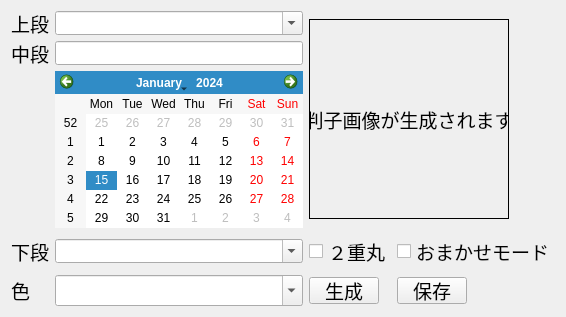
First picture: the form in mksig/signature_widget.ui, repository oya3/ruby_tools, before the edit.
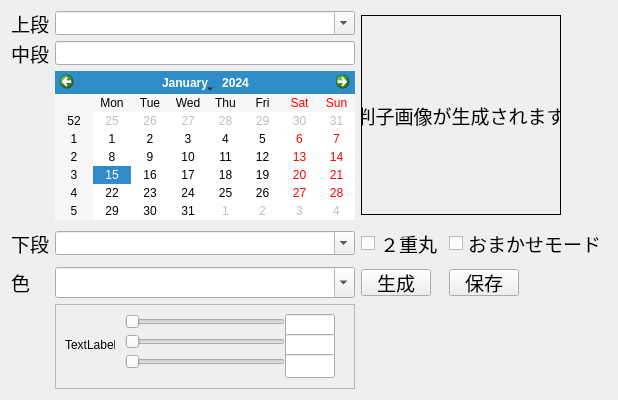
Second picture: the form after the edit.

Commit message: カラーバーを表示できるよう修正 中止ボタン対応（バグ修正）

What changed in the file:
```diff
--- a/mksig/signature_widget.ui
+++ b/mksig/signature_widget.ui
@@ -6,15 +6,15 @@
    <rect>
     <x>0</x>
     <y>0</y>
-    <width>525</width>
-    <height>317</height>
+    <width>579</width>
+    <height>366</height>
    </rect>
   </property>
   <property name="windowTitle">
    <string>Form</string>
   </property>
   <layout class="QGridLayout" name="gridLayout">
-   <item row="11" column="2">
+   <item row="13" column="2">
     <widget class="QComboBox" name="comboBox_color">
      <property name="font">
       <font>
@@ -36,7 +36,7 @@
      </property>
     </widget>
    </item>
-   <item row="11" column="5">
+   <item row="13" column="5">
     <widget class="QPushButton" name="pushButton_save">
      <property name="maximumSize">
       <size>
@@ -54,7 +54,7 @@
      </property>
     </widget>
    </item>
-   <item row="11" column="4">
+   <item row="13" column="4">
     <widget class="QPushButton" name="pushButton_create">
      <property name="maximumSize">
       <size>
@@ -72,7 +72,7 @@
      </property>
     </widget>
    </item>
-   <item row="3" column="2">
+   <item row="4" column="2">
     <widget class="QComboBox" name="comboBox_btm">
      <property name="maximumSize">
       <size>
@@ -90,7 +90,7 @@
      </property>
     </widget>
    </item>
-   <item row="3" column="0">
+   <item row="4" column="0">
     <widget class="QLabel" name="label_2">
      <property name="maximumSize">
       <size>
@@ -108,7 +108,7 @@
      </property>
     </widget>
    </item>
-   <item row="3" column="5">
+   <item row="4" column="5">
     <widget class="QCheckBox" name="checkBox_special">
      <property name="font">
       <font>
@@ -120,7 +120,7 @@
      </property>
     </widget>
    </item>
-   <item row="3" column="4">
+   <item row="4" column="4">
     <widget class="QCheckBox" name="checkBox_double">
      <property name="font">
       <font>
@@ -234,7 +234,7 @@
      </property>
     </widget>
    </item>
-   <item row="11" column="0">
+   <item row="13" column="0">
     <widget class="QLabel" name="label_5">
      <property name="font">
       <font>
@@ -246,6 +246,137 @@
      </property>
     </widget>
    </item>
+   <item row="14" column="2">
+    <widget class="QFrame" name="frame">
+     <property name="minimumSize">
+      <size>
+       <width>300</width>
+       <height>85</height>
+      </size>
+     </property>
+     <property name="frameShape">
+      <enum>QFrame::StyledPanel</enum>
+     </property>
+     <property name="frameShadow">
+      <enum>QFrame::Raised</enum>
+     </property>
+     <widget class="QSlider" name="horizontalSlider">
+      <property name="geometry">
+       <rect>
+        <x>70</x>
+        <y>10</y>
+        <width>160</width>
+        <height>16</height>
+       </rect>
+      </property>
+      <property name="orientation">
+       <enum>Qt::Horizontal</enum>
+      </property>
+     </widget>
+     <widget class="QSlider" name="horizontalSlider_2">
+      <property name="geometry">
+       <rect>
+        <x>70</x>
+        <y>30</y>
+        <width>160</width>
+        <height>16</height>
+       </rect>
+      </property>
+      <property name="orientation">
+       <enum>Qt::Horizontal</enum>
+      </property>
+     </widget>
+     <widget class="QSlider" name="horizontalSlider_3">
+      <property name="geometry">
+       <rect>
+        <x>70</x>
+        <y>50</y>
+        <width>160</width>
+        <height>16</height>
+       </rect>
+      </property>
+      <property name="orientation">
+       <enum>Qt::Horizontal</enum>
+      </property>
+     </widget>
+     <widget class="QLineEdit" name="lineEdit_mid_2">
+      <property name="geometry">
+       <rect>
+        <x>230</x>
+        <y>10</y>
+        <width>50</width>
+        <height>24</height>
+       </rect>
+      </property>
+      <property name="maximumSize">
+       <size>
+        <width>300</width>
+        <height>24</height>
+       </size>
+      </property>
+      <property name="font">
+       <font>
+        <pointsize>14</pointsize>
+       </font>
+      </property>
+     </widget>
+     <widget class="QLineEdit" name="lineEdit_mid_3">
+      <property name="geometry">
+       <rect>
+        <x>230</x>
+        <y>30</y>
+        <width>50</width>
+        <height>24</height>
+       </rect>
+      </property>
+      <property name="maximumSize">
+       <size>
+        <width>300</width>
+        <height>24</height>
+       </size>
+      </property>
+      <property name="font">
+       <font>
+        <pointsize>14</pointsize>
+       </font>
+      </property>
+     </widget>
+     <widget class="QLineEdit" name="lineEdit_mid_4">
+      <property name="geometry">
+       <rect>
+        <x>230</x>
+        <y>50</y>
+        <width>50</width>
+        <height>24</height>
+       </rect>
+      </property>
+      <property name="maximumSize">
+       <size>
+        <width>300</width>
+        <height>24</height>
+       </size>
+      </property>
+      <property name="font">
+       <font>
+        <pointsize>14</pointsize>
+       </font>
+      </property>
+     </widget>
+     <widget class="QLabel" name="label_4">
+      <property name="geometry">
+       <rect>
+        <x>10</x>
+        <y>20</y>
+        <width>50</width>
+        <height>41</height>
+       </rect>
+      </property>
+      <property name="text">
+       <string>TextLabel</string>
+      </property>
+     </widget>
+    </widget>
+   </item>
   </layout>
  </widget>
  <resources/>
```
The commit also changes 5 other files.
